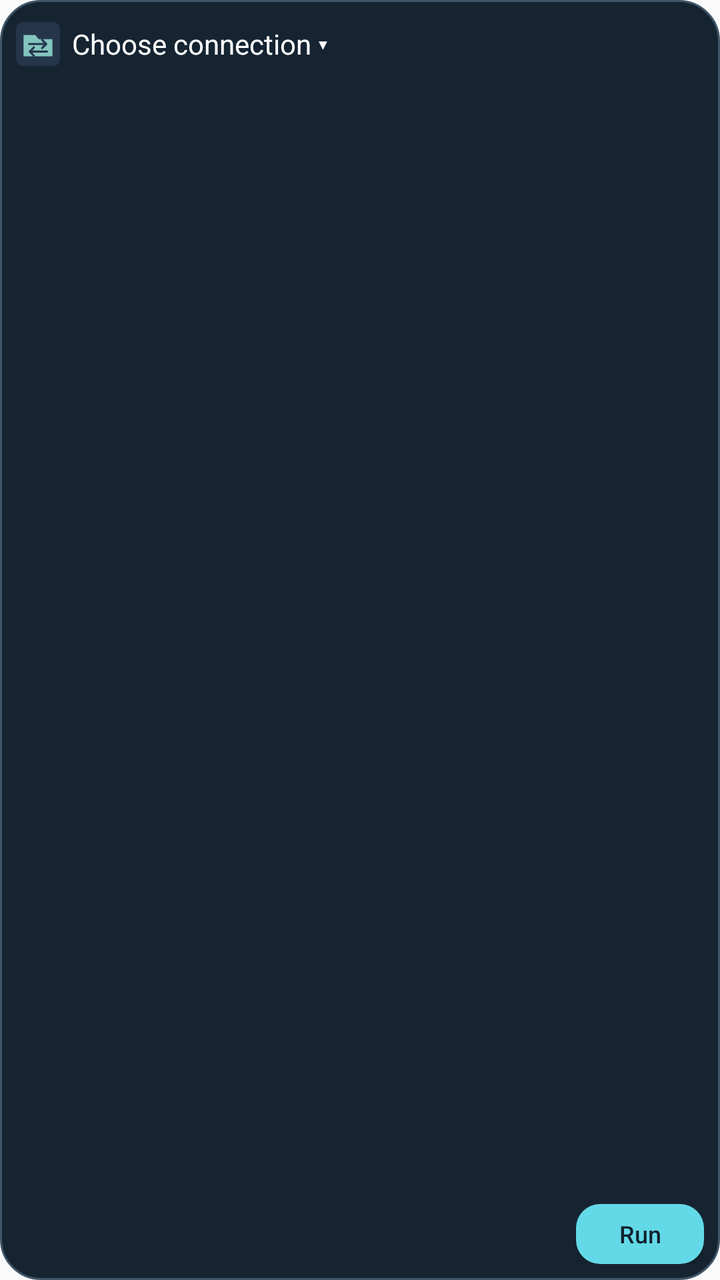
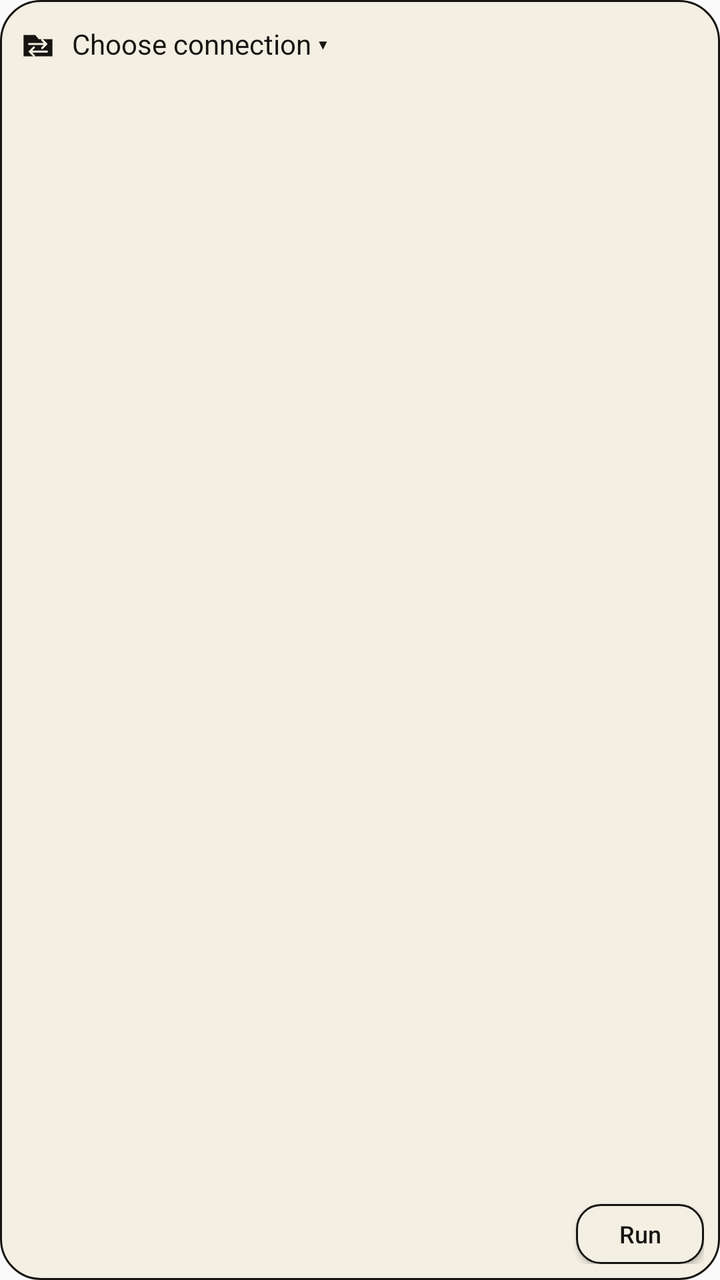

Compare the two renders of this Android layout. The source of the first and the diff that turns it into the second are given below.
<!-- AndroidManifest.xml: application theme android:Theme.Material.Light.NoActionBar -->
<!-- res/layout/widget_compact.xml -->
<LinearLayout xmlns:android="http://schemas.android.com/apk/res/android"
    android:layout_width="match_parent" android:layout_height="match_parent" android:orientation="vertical"
    android:padding="8dp" android:background="@drawable/widget_background">
    <LinearLayout android:layout_width="match_parent" android:layout_height="28dp" android:gravity="center_vertical">
        <ImageView android:id="@+id/widget_icon" android:layout_width="22dp" android:layout_height="22dp" android:src="@drawable/ic_syncpak" android:contentDescription="Open SyncPak" />
        <TextView android:id="@+id/widget_connection" android:layout_width="0dp" android:layout_weight="1" android:layout_height="match_parent" android:layout_marginStart="6dp" android:gravity="center_vertical" android:text="Choose connection ▾" android:textColor="#FFFFFF" android:textSize="14sp" android:maxLines="1" android:ellipsize="end" />
    </LinearLayout>
    <LinearLayout android:layout_width="match_parent" android:layout_height="0dp" android:layout_weight="1" />
    <Button android:id="@+id/widget_run" android:layout_width="wrap_content" android:layout_height="30dp" android:layout_gravity="end" android:layout_marginTop="2dp" android:minWidth="64dp" android:minHeight="0dp" android:background="@drawable/widget_button" android:paddingHorizontal="10dp" android:text="Run" android:textColor="#10212C" android:textSize="12sp" android:textAllCaps="false" />
</LinearLayout>
<!-- resources referenced by this layout -->
<resources>
  <!-- drawable ic_syncpak (drawable) -->
  <vector xmlns:android="http://schemas.android.com/apk/res/android" android:width="48dp" android:height="48dp" android:viewportWidth="256" android:viewportHeight="256">
      
      <path android:fillColor="#25364b" android:pathData="M48,0H208Q256,0 256,48V208Q256,256 208,256H48Q0,256 0,208V48Q0,0 48,0" />
      <path android:fillColor="#83c5be" android:pathData="M44,76h68l20,24h80v100H44z" />
      <path android:fillColor="#00000000" android:strokeColor="#25364b" android:strokeWidth="12" android:strokeLineCap="round" android:strokeLineJoin="round" android:pathData="M76,128h100m-24,-24l24,24 -24,24M180,172H80m24,-24l-24,24 24,24" />
  </vector>
  <!-- drawable widget_background (drawable) -->
  <shape xmlns:android="http://schemas.android.com/apk/res/android" android:shape="rectangle">
      <solid android:color="#162432" />
      <corners android:radius="20dp" />
      <stroke android:width="1dp" android:color="#405568" />
  </shape>
  <!-- drawable widget_button (drawable) -->
  <selector xmlns:android="http://schemas.android.com/apk/res/android">
      <item android:state_enabled="false"><shape><solid android:color="#3B4C5B"/><corners android:radius="12dp"/></shape></item>
      <item><shape><solid android:color="#63D9E8"/><corners android:radius="12dp"/></shape></item>
  </selector>
</resources>

<!-- the commit's change to res/layout/widget_compact.xml (unified diff, before → after) -->
@@ -1,10 +1,15 @@
+<FrameLayout xmlns:android="http://schemas.android.com/apk/res/android"
+    android:layout_width="match_parent" android:layout_height="match_parent" android:theme="@style/SyncPakWidget">
+    <include layout="@layout/widget_compact_content" />
+</FrameLayout>
+<!-- res/layout/widget_compact_content.xml (included above) -->
 <LinearLayout xmlns:android="http://schemas.android.com/apk/res/android"
     android:layout_width="match_parent" android:layout_height="match_parent" android:orientation="vertical"
     android:padding="8dp" android:background="@drawable/widget_background">
     <LinearLayout android:layout_width="match_parent" android:layout_height="28dp" android:gravity="center_vertical">
-        <ImageView android:id="@+id/widget_icon" android:layout_width="22dp" android:layout_height="22dp" android:src="@drawable/ic_syncpak" android:contentDescription="Open SyncPak" />
-        <TextView android:id="@+id/widget_connection" android:layout_width="0dp" android:layout_weight="1" android:layout_height="match_parent" android:layout_marginStart="6dp" android:gravity="center_vertical" android:text="Choose connection ▾" android:textColor="#FFFFFF" android:textSize="14sp" android:maxLines="1" android:ellipsize="end" />
+        <ImageView android:id="@+id/widget_icon" android:layout_width="22dp" android:layout_height="22dp" android:src="@drawable/ic_widget_syncpak" android:contentDescription="Open SyncPak" />
+        <TextView android:id="@+id/widget_connection" android:layout_width="0dp" android:layout_weight="1" android:layout_height="match_parent" android:layout_marginStart="6dp" android:gravity="center_vertical" android:text="Choose connection ▾" android:textColor="?attr/widgetPrimary" android:textSize="14sp" android:maxLines="1" android:ellipsize="end" />
     </LinearLayout>
     <LinearLayout android:layout_width="match_parent" android:layout_height="0dp" android:layout_weight="1" />
-    <Button android:id="@+id/widget_run" android:layout_width="wrap_content" android:layout_height="30dp" android:layout_gravity="end" android:layout_marginTop="2dp" android:minWidth="64dp" android:minHeight="0dp" android:background="@drawable/widget_button" android:paddingHorizontal="10dp" android:text="Run" android:textColor="#10212C" android:textSize="12sp" android:textAllCaps="false" />
+    <Button android:id="@+id/widget_run" android:layout_width="wrap_content" android:layout_height="30dp" android:layout_gravity="end" android:layout_marginTop="2dp" android:minWidth="64dp" android:minHeight="0dp" android:background="@drawable/widget_button" android:paddingHorizontal="10dp" android:text="Run" android:textColor="@color/widget_button_foreground" android:textSize="12sp" android:textAllCaps="false" />
 </LinearLayout>
<!-- resource entries referenced after the edit -->
@@ -1,22 +1,41 @@
 <!-- resources referenced by this layout -->
 <resources>
-  <!-- drawable ic_syncpak (drawable) -->
+  <!-- drawable ic_widget_syncpak (drawable) -->
   <vector xmlns:android="http://schemas.android.com/apk/res/android" android:width="48dp" android:height="48dp" android:viewportWidth="256" android:viewportHeight="256">
       
-      <path android:fillColor="#25364b" android:pathData="M48,0H208Q256,0 256,48V208Q256,256 208,256H48Q0,256 0,208V48Q0,0 48,0" />
-      <path android:fillColor="#83c5be" android:pathData="M44,76h68l20,24h80v100H44z" />
-      <path android:fillColor="#00000000" android:strokeColor="#25364b" android:strokeWidth="12" android:strokeLineCap="round" android:strokeLineJoin="round" android:pathData="M76,128h100m-24,-24l24,24 -24,24M180,172H80m24,-24l-24,24 24,24" />
+      <path android:fillColor="?attr/widgetBackground" android:pathData="M48,0H208Q256,0 256,48V208Q256,256 208,256H48Q0,256 0,208V48Q0,0 48,0" />
+      <path android:fillColor="?attr/widgetPrimary" android:pathData="M44,76h68l20,24h80v100H44z" />
+      <path android:fillColor="#00000000" android:strokeColor="?attr/widgetBackground" android:strokeWidth="12" android:strokeLineCap="round" android:strokeLineJoin="round" android:pathData="M76,128h100m-24,-24l24,24 -24,24M180,172H80m24,-24l-24,24 24,24" />
   </vector>
   <!-- drawable widget_background (drawable) -->
   <shape xmlns:android="http://schemas.android.com/apk/res/android" android:shape="rectangle">
-      <solid android:color="#162432" />
+      <solid android:color="?attr/widgetBackground" />
       <corners android:radius="20dp" />
-      <stroke android:width="1dp" android:color="#405568" />
+      <stroke android:width="1dp" android:color="?attr/widgetPrimary" />
   </shape>
   <!-- drawable widget_button (drawable) -->
   <selector xmlns:android="http://schemas.android.com/apk/res/android">
-      <item android:state_enabled="false"><shape><solid android:color="#3B4C5B"/><corners android:radius="12dp"/></shape></item>
-      <item><shape><solid android:color="#63D9E8"/><corners android:radius="12dp"/></shape></item>
+      <item android:state_enabled="false"><shape>
+          <solid android:color="?attr/widgetBackground" />
+          <stroke android:width="1dp" android:color="?attr/widgetDisabledPrimary" />
+          <corners android:radius="12dp" />
+      </shape></item>
+      <item><shape>
+          <solid android:color="?attr/widgetBackground" />
+          <stroke android:width="1dp" android:color="?attr/widgetPrimary" />
+          <corners android:radius="12dp" />
+      </shape></item>
   </selector>
+  <style name="SyncPakWidget">
+          <item name="widgetPrimary">@color/widget_primary</item>
+          <item name="widgetBackground">@color/widget_background</item>
+          <item name="widgetDisabledPrimary">@color/widget_disabled_primary</item>
+      </style>
+  <color name="widget_primary">@color/widget_light_primary</color>
+  <color name="widget_background">@color/widget_light_background</color>
+  <color name="widget_disabled_primary">@color/widget_light_disabled_primary</color>
+  <color name="widget_light_primary">#171512</color>
+  <color name="widget_light_background">#F3EFE3</color>
+  <color name="widget_light_disabled_primary">#73171512</color>
 </resources>
 
